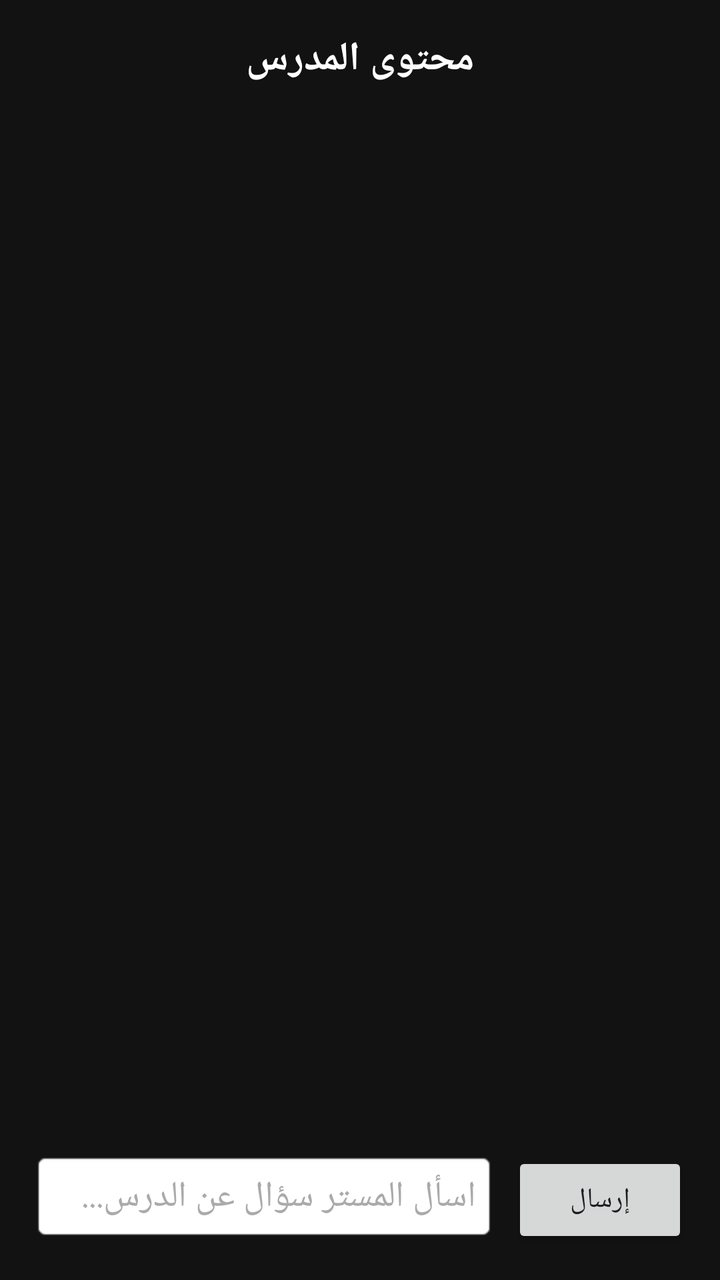
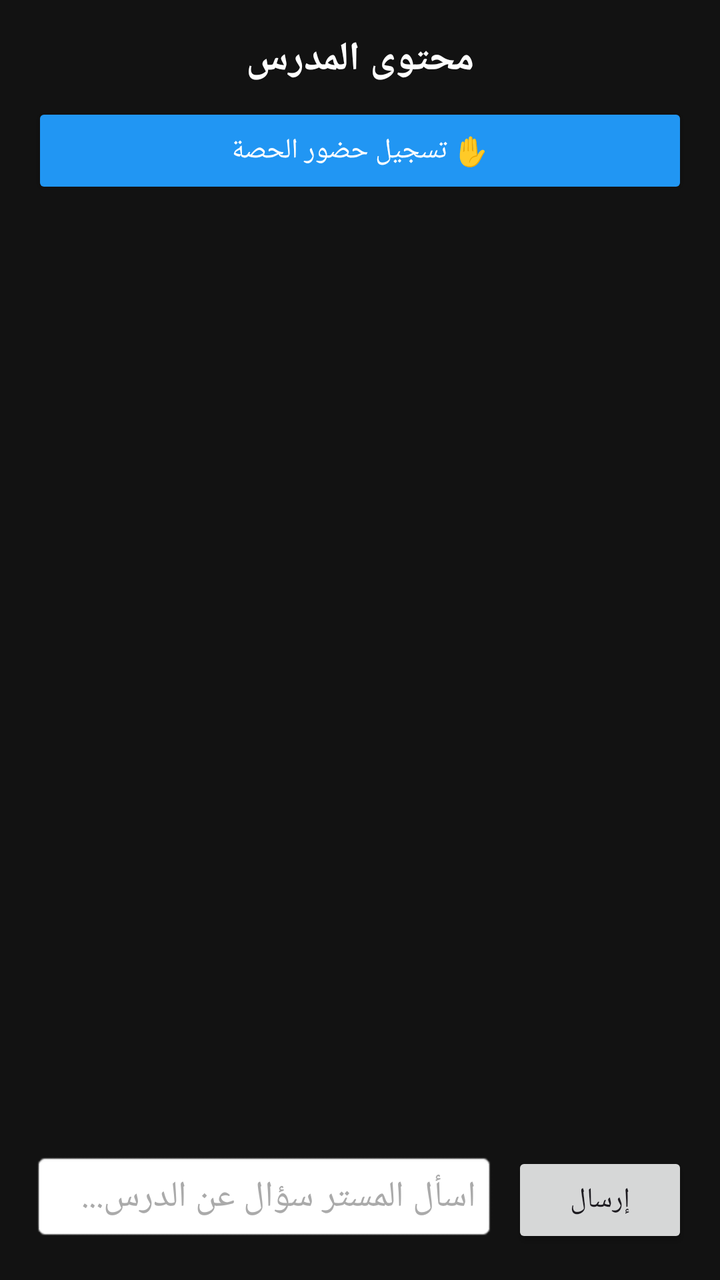

An Android layout rendered at two revisions. The XML below is the earlier revision; the diff shows what the commit changed to produce the second picture.
<!-- AndroidManifest.xml: application theme Theme.1Bac -->
<!-- res/layout/activity_teacher_content.xml -->
<?xml version="1.0" encoding="utf-8"?>
<LinearLayout xmlns:android="http://schemas.android.com/apk/res/android"
    android:layout_width="match_parent"
    android:layout_height="match_parent"
    android:orientation="vertical"
    android:padding="16dp"
    android:background="#121212">

    
    <TextView
        android:id="@+id/contentTeacherName"
        android:layout_width="match_parent"
        android:layout_height="wrap_content"
        android:text="محتوى المدرس"
        android:textColor="#FFFFFF"
        android:textSize="20sp"
        android:textStyle="bold"
        android:gravity="center"
        android:layout_marginBottom="12dp" />

    
    <TextView
        android:id="@+id/noContentText"
        android:layout_width="match_parent"
        android:layout_height="wrap_content"
        android:text="لا يوجد محتوى متاح حالياً"
        android:textColor="#888888"
        android:textSize="16sp"
        android:gravity="center"
        android:visibility="gone"
        android:layout_marginBottom="12dp" />

    
    <androidx.recyclerview.widget.RecyclerView
        android:id="@+id/contentRecyclerView"
        android:layout_width="match_parent"
        android:layout_height="0dp"
        android:layout_weight="1" />

    
    <LinearLayout
        android:layout_width="match_parent"
        android:layout_height="wrap_content"
        android:orientation="horizontal"
        android:layout_marginTop="8dp">

        <EditText
            android:id="@+id/etQuestion"
            android:layout_width="0dp"
            android:layout_height="wrap_content"
            android:layout_weight="1"
            android:hint="اسأل المستر سؤال عن الدرس..."
            android:textColorHint="#AAAAAA"
            android:textColor="#FFFFFF"
            android:background="@android:drawable/editbox_background"
            android:padding="10dp" />

        <Button
            android:id="@+id/btnSendQuestion"
            android:layout_width="wrap_content"
            android:layout_height="wrap_content"
            android:text="إرسال"
            android:layout_marginStart="8dp" />
    </LinearLayout>

</LinearLayout>
<!-- resources referenced by this layout -->
<resources>
  <style name="Theme.1Bac" parent="Base.Theme.1Bac" />
  <style name="Base.Theme.1Bac" parent="Theme.Material3.DayNight.NoActionBar">
          
          
      </style>
</resources>

<!-- the commit's change to res/layout/activity_teacher_content.xml (unified diff, before → after) -->
@@ -16,6 +16,16 @@
         android:textSize="20sp"
         android:textStyle="bold"
         android:gravity="center"
+        android:layout_marginBottom="8dp" />
+
+    
+    <Button
+        android:id="@+id/btnMarkAttendance"
+        android:layout_width="match_parent"
+        android:layout_height="wrap_content"
+        android:text="✋ تسجيل حضور الحصة"
+        android:backgroundTint="#2196F3"
+        android:textColor="#FFFFFF"
         android:layout_marginBottom="12dp" />
 
     
